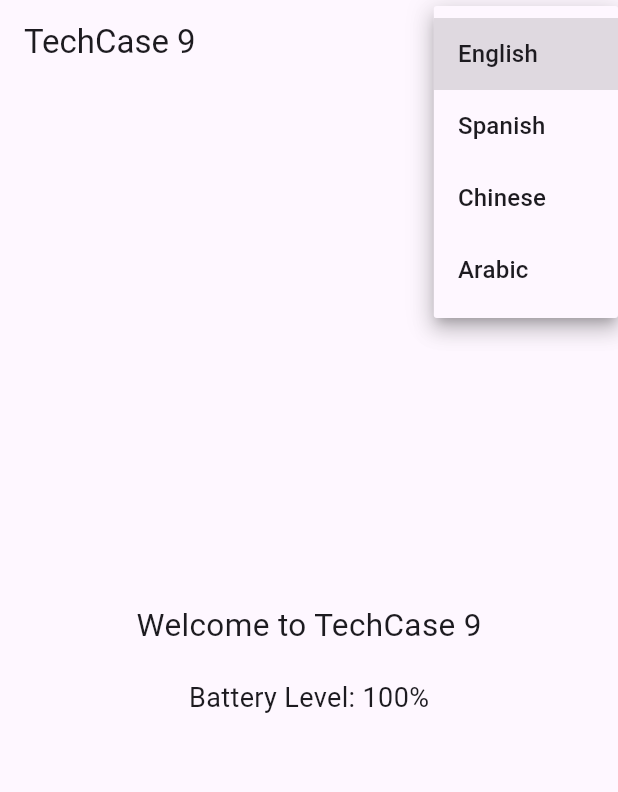
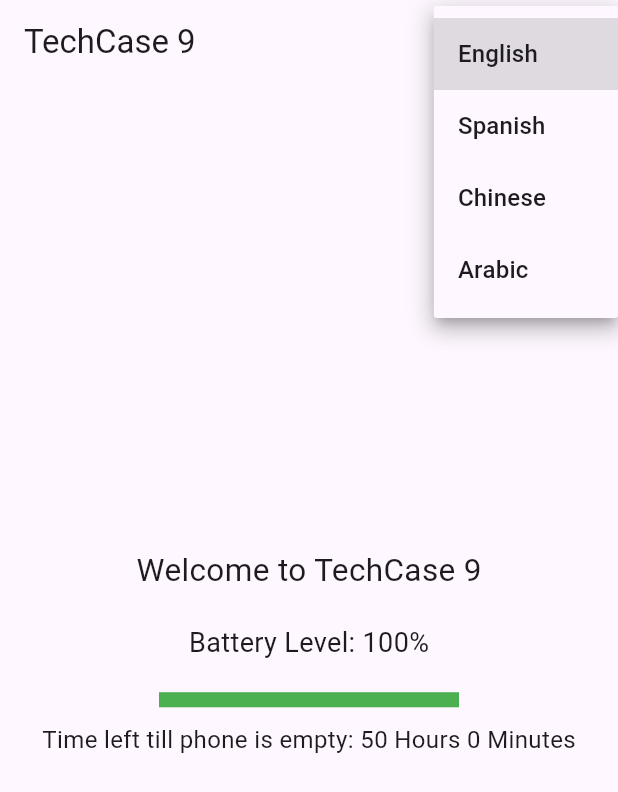
Before and after one commit to MorrisHannessen/S4-Tech-Cases, a Flutter app: the screen it shows after launch, after a tap on "English", on a phone screen of 412 x 824 dp. Shown: the top 792 px of the screen. Run offline on Flutter 3.47's test engine with Material 3 defaults, Android fonts, the phone set to English and light mode, and no system bars; our stand-ins replace battery_plus, flutter_localization.

Commit message:
finished app

```diff
--- a/techcase/lib/localization/locales.dart
+++ b/techcase/lib/localization/locales.dart
@@ -12,28 +12,48 @@ mixin LocaleData {
   static const String title = "title";
   static const String body = "body";
   static const String batteryLevel = "batteryLevel";
+  static const String emptyPhone = "emptyPhone";
+  static const String fullPhone = "fullPhone";
+  static const String hours = "hours";
+  static const String minutes = "minutes";
 
   static const Map<String, dynamic> EN = {
     title: "TechCase 9",
     body: "Welcome to TechCase 9",
     batteryLevel: "Battery Level:",
+    emptyPhone: "Time left till phone is empty:",
+    fullPhone: "Time left till phone is full:",
+    hours: "Hours",
+    minutes: "Minutes",
   };
 
   static const Map<String, dynamic> ES = {
     title: "TechCase 9",
     body: "Bienvenido a TechCase 9",
     batteryLevel: "Nivel de batería:",
+    emptyPhone: "Tiempo restante hasta que el teléfono esté vacío:",
+    fullPhone: "Tiempo restante hasta que el teléfono esté lleno:",
+    hours: "Horas",
+    minutes: "Minutos",
   };
 
   static const Map<String, dynamic> ZH = {
     title: "TechCase 9",
     body: "欢迎来到TechCase 9",
     batteryLevel: "电池电量：",
+    emptyPhone: "手机剩余时间：",
+    fullPhone: "手机充满时间：",
+    hours: "小时",
+    minutes: "分钟",
   };
 
   static const Map<String, dynamic> AR = {
     title: "TechCase 9",
     body: "مرحبًا بك في TechCase 9",
     batteryLevel: "مستوى البطارية:",
+    emptyPhone: "الوقت المتبقي حتى ينفد الهاتف:",
+    fullPhone: "الوقت المتبقي حتى يمتلئ الهاتف:",
+    hours: "ساعات",
+    minutes: "دقائق",
   };
 }
--- a/techcase/lib/page/home_page.dart
+++ b/techcase/lib/page/home_page.dart
@@ -1,3 +1,4 @@
+import 'dart:async';
 import 'package:flutter/material.dart';
 import 'package:flutter_localization/flutter_localization.dart';
 import 'package:techcase/localization/locales.dart';
@@ -14,14 +15,24 @@ class _HomePageState extends State<HomePage> {
   late FlutterLocalization _flutterLocalization;
   var battery = Battery();
   late int _batteryLevel;
+  late BatteryState _batteryState;
   late String _currentLocale;
+  late Timer _timer;
+
   @override
   void initState() {
     super.initState();
     _flutterLocalization = FlutterLocalization.instance;
     _currentLocale = _flutterLocalization.currentLocale!.languageCode;
     _getBatteryLevel();
-    print(_currentLocale);
+    _getBatteryState();
+    _startUpdating(); // Start periodic updates
+  }
+
+  @override
+  void dispose() {
+    _timer.cancel(); // Cancel the timer to avoid memory leaks
+    super.dispose();
   }
 
   @override
@@ -72,6 +83,40 @@ class _HomePageState extends State<HomePage> {
                   " $_batteryLevel%",
               style: TextStyle(fontSize: 18),
             ),
+            SizedBox(height: 20),
+            Container(
+              width: 200,
+              child: LinearProgressIndicator(
+                value: _batteryLevel / 100,
+                minHeight: 10,
+                backgroundColor: Colors.grey[300],
+                valueColor: AlwaysStoppedAnimation<Color>(
+                  _getBatteryColor(_batteryLevel),
+                ),
+              ),
+            ),
+            SizedBox(height: 10),
+            Text(
+              context.formatString(LocaleData.emptyPhone, ["Morris"]) +
+                  " ${calculateTimeToEmpty(_batteryLevel)}",
+              style: TextStyle(fontSize: 16),
+            ),
+            SizedBox(height: 10),
+            FutureBuilder<bool>(
+              future: isCharging(),
+              builder: (context, snapshot) {
+                if (snapshot.hasData && snapshot.data == true) {
+                  return Text(
+                    context.formatString(LocaleData.fullPhone, ["Morris"]) +
+                        " ${calculateTimeToFullCharge(_batteryLevel)}",
+                    style: TextStyle(fontSize: 16),
+                  );
+                } else {
+                  return SizedBox
+                      .shrink(); // Returns an empty widget if not charging
+                }
+              },
+            ),
           ],
         ),
       ),
@@ -96,10 +141,94 @@ class _HomePageState extends State<HomePage> {
     });
   }
 
+  Color _getBatteryColor(int batteryLevel) {
+    if (batteryLevel <= 20) {
+      return Colors.red;
+    } else if (batteryLevel <= 50) {
+      return Colors.orange;
+    } else {
+      return Colors.green;
+    }
+  }
+
+  void _startUpdating() {
+    _timer = Timer.periodic(Duration(seconds: 1), (timer) {
+      _getBatteryLevel();
+      _getBatteryState();
+    });
+  }
+
   Future<void> _getBatteryLevel() async {
     final batteryLevel = await battery.batteryLevel;
     setState(() {
       _batteryLevel = batteryLevel;
     });
   }
+
+  Future<void> _getBatteryState() async {
+    final batteryState = await battery.batteryState;
+    if (batteryState != _batteryState) {
+      setState(() {
+        _batteryState = batteryState;
+      });
+    }
+  }
+
+  Future<void> _refresh() async {
+    await _getBatteryLevel();
+  }
+
+  Future<bool> isCharging() async {
+    final BatteryState batteryState = await battery.batteryState;
+    if (batteryState == BatteryState.charging) {
+      return true;
+    } else {
+      return false;
+    }
+  }
+
+  String calculateTimeToEmpty(int batteryLevel) {
+    int batteryCapacity = 5000; // mAh
+    int averageConsumption = 100; // mA
+    final hoursToEmpty =
+        (batteryLevel / 100) * batteryCapacity / averageConsumption;
+
+    if (hoursToEmpty.isInfinite || hoursToEmpty.isNaN) {
+      return 'N/A';
+    }
+
+    final hours = hoursToEmpty.floor();
+    final minutes = ((hoursToEmpty - hours) * 60).round();
+
+    return '$hours ' +
+        LocaleData.hours.getString(context) +
+        ' $minutes ' +
+        LocaleData.minutes.getString(context);
+  }
+
+  String calculateTimeToFullCharge(int currentBatteryLevel) {
+    double deviceBatteryCapacity = 5; //Ah
+    double maxChargingVolt = 11; //Volt
+    double maxChargingWatts = 33; //Watts
+    double maxChargingRate = maxChargingWatts / maxChargingVolt; //Ampere
+    double chargingEfficiency = 0.8; //80%
+    if (currentBatteryLevel == 100) {
+      return 'N/A';
+    }
+    int DoD = 100 - currentBatteryLevel;
+    final hoursToFullCharge = (deviceBatteryCapacity * (DoD / 100)) /
+        (maxChargingRate * chargingEfficiency);
+
+    if (hoursToFullCharge.isInfinite || hoursToFullCharge.isNaN) {
+      return 'N/A';
+    }
+
+    final hours = hoursToFullCharge.floor();
+    final minutes = ((hoursToFullCharge - hours) * 60).round();
+
+    return '$hours ' +
+        LocaleData.hours.getString(context) +
+        ' $minutes ' +
+        LocaleData.minutes.getString(context);
+  }
 }
```
